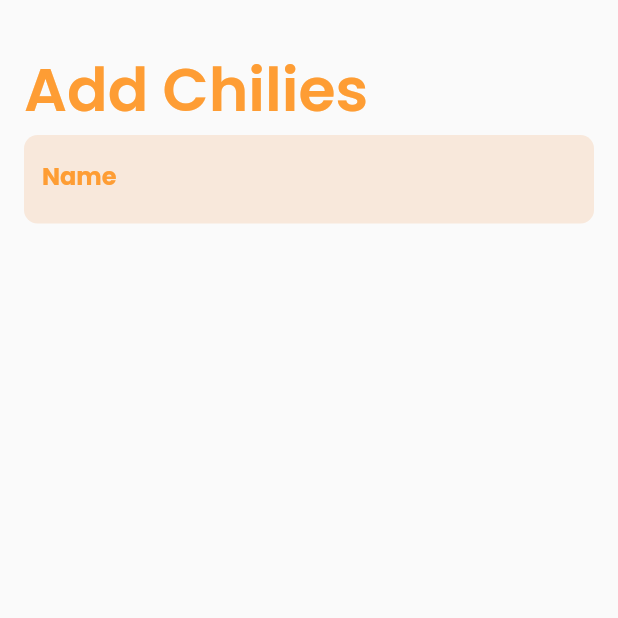
After one commit to C9Teenz/perlombokan, a Flutter app: the AdminView screen opened by its route, after a tap on "Add Data", on a phone screen of 412 x 824 dp, the top half of it. The commit adds this screen. Run offline on Flutter 3.47's test engine with Material 2 defaults, Android fonts, the phone set to English and light mode, and no system bars; our stand-ins replace get, google_fonts.

Commit message:
add page add_item

```diff
--- /dev/null
+++ b/lib/app/modules/add_item/bindings/add_item_binding.dart
@@ -0,0 +1,12 @@
+import 'package:get/get.dart';
+
+import '../controllers/add_item_controller.dart';
+
+class AddItemBinding extends Bindings {
+  @override
+  void dependencies() {
+    Get.lazyPut<AddItemController>(
+      () => AddItemController(),
+    );
+  }
+}
--- /dev/null
+++ b/lib/app/modules/add_item/views/add_item_view.dart
@@ -0,0 +1,27 @@
+import 'package:flutter/material.dart';
+
+import 'package:get/get.dart';
+import 'package:perlombokan/app/modules/themes/themes.dart';
+import 'package:perlombokan/app/modules/widgets/input_text.dart';
+
+import '../controllers/add_item_controller.dart';
+
+class AddItemView extends GetView<AddItemController> {
+  const AddItemView({Key? key}) : super(key: key);
+  @override
+  Widget build(BuildContext context) {
+    return Scaffold(
+      body: ListView(
+        padding:
+            const EdgeInsets.only(top: 30, left: 16, right: 16, bottom: 20),
+        children: [
+          Text(
+            "Add Chilies",
+            style: orangeTextStyle.copyWith(fontWeight: semiBold, fontSize: 40),
+          ),
+          const InputText(name: "Name")
+        ],
+      ),
+    );
+  }
+}
--- a/lib/app/modules/admin/views/admin_view.dart
+++ b/lib/app/modules/admin/views/admin_view.dart
@@ -3,6 +3,7 @@ import 'package:flutter/material.dart';
 import 'package:get/get.dart';
 import 'package:perlombokan/app/modules/themes/themes.dart';
 import 'package:perlombokan/app/modules/widgets/card_admin.dart';
+import 'package:perlombokan/app/routes/app_pages.dart';
 
 import '../../widgets/button.dart';
 import '../controllers/admin_controller.dart';
@@ -37,9 +38,21 @@ class AdminView extends GetView<AdminController> {
           ),
           Row(
             mainAxisAlignment: MainAxisAlignment.spaceEvenly,
-            children: const [
-              CardAdmin(title: "Add Data", icon: Icons.add_card_outlined),
-              CardAdmin(title: "Home", icon: Icons.read_more),
+            children: [
+              CardAdmin(
+                title: "Add Data",
+                icon: Icons.add_card_outlined,
+                onclick: () {
+                  Get.toNamed(Routes.addItem);
+                },
+              ),
+              CardAdmin(
+                title: "Home",
+                icon: Icons.read_more,
+                onclick: () {
+                  Get.toNamed(Routes.home);
+                },
+              ),
             ],
           ),
           Row(
--- a/lib/app/modules/widgets/card_admin.dart
+++ b/lib/app/modules/widgets/card_admin.dart
@@ -5,15 +5,19 @@ import '../themes/themes.dart';
 class CardAdmin extends StatelessWidget {
   final String title;
   final IconData icon;
+  final Function()? onclick;
   const CardAdmin({
     super.key,
     required this.title,
     required this.icon,
+    this.onclick,
   });
 
   @override
   Widget build(BuildContext context) {
-    return Column(
+    return InkWell(
+      onTap: onclick,
+      child: Column(
         crossAxisAlignment: CrossAxisAlignment.center,
         children: [
           Container(
@@ -34,6 +38,7 @@ class CardAdmin extends StatelessWidget {
             style: orangeTextStyle.copyWith(fontWeight: semiBold),
           )
         ],
+      ),
     );
   }
 }
--- /dev/null
+++ b/lib/app/modules/widgets/input_text.dart
@@ -0,0 +1,26 @@
+import 'package:flutter/material.dart';
+
+import '../themes/themes.dart';
+
+class InputText extends StatelessWidget {
+  final String name;
+  const InputText({super.key, required this.name});
+
+  @override
+  Widget build(BuildContext context) {
+    return TextFormField(
+      keyboardType: TextInputType.text,
+      decoration: InputDecoration(
+        focusColor: kOrangeColor,
+        border: OutlineInputBorder(
+          borderRadius: BorderRadius.circular(9),
+          borderSide: BorderSide.none,
+        ),
+        filled: true,
+        fillColor: kLightOrangeColor,
+        labelText: name,
+        labelStyle: orangeTextStyle.copyWith(fontWeight: bold),
+      ),
+    );
+  }
+}
--- a/lib/app/routes/app_pages.dart
+++ b/lib/app/routes/app_pages.dart
@@ -1,5 +1,7 @@
 import 'package:get/get.dart';
 
+import '../modules/add_item/bindings/add_item_binding.dart';
+import '../modules/add_item/views/add_item_view.dart';
 import '../modules/admin/bindings/admin_binding.dart';
 import '../modules/admin/views/admin_view.dart';
 import '../modules/detail/bindings/detail_binding.dart';
@@ -42,5 +44,10 @@ class AppPages {
       page: () => const LoginView(),
       binding: LoginBinding(),
     ),
+    GetPage(
+      name: _Paths.addItem,
+      page: () => const AddItemView(),
+      binding: AddItemBinding(),
+    ),
   ];
 }
--- a/lib/app/routes/app_routes.dart
+++ b/lib/app/routes/app_routes.dart
@@ -8,6 +8,7 @@ abstract class Routes {
   static const detail = _Paths.detail;
   static const admin = _Paths.admin;
   static const login = _Paths.login;
+  static const addItem = _Paths.addItem;
 }
 
 abstract class _Paths {
@@ -17,4 +18,5 @@ abstract class _Paths {
   static const detail = '/detail';
   static const admin = '/admin';
   static const login = '/login';
+  static const addItem = '/add-item';
 }
```
Also changed, not shown: lib/app/modules/add_item/controllers/add_item_controller.dart (added, +23 -0 lines). Lines whose indentation alone changed are shown as unchanged.
